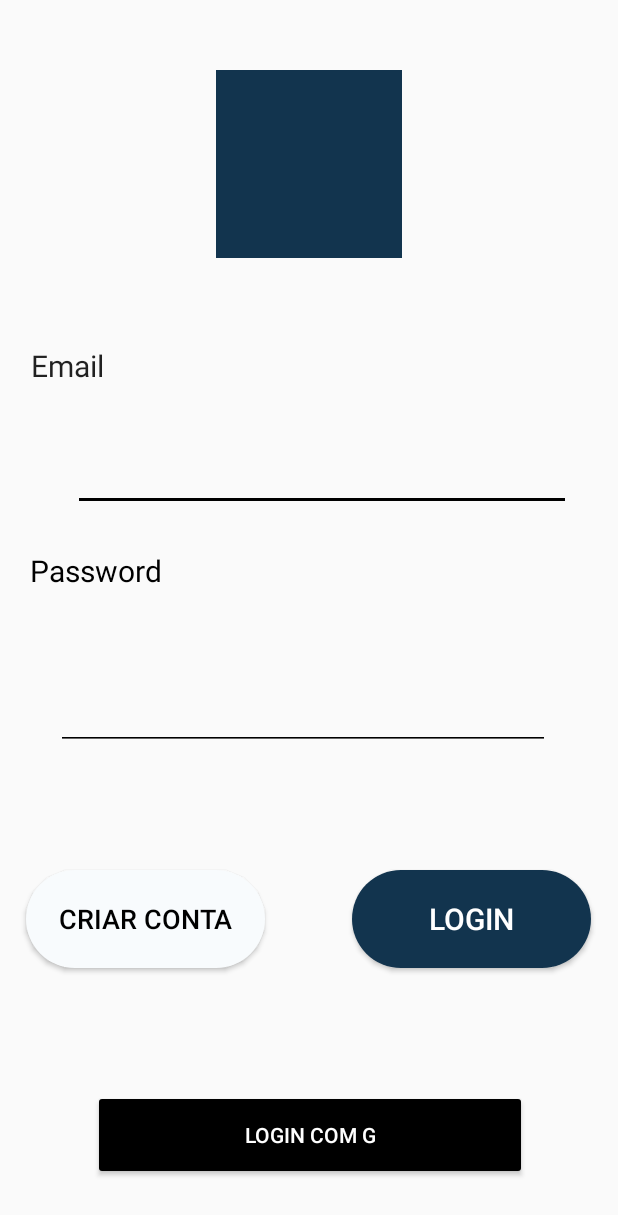
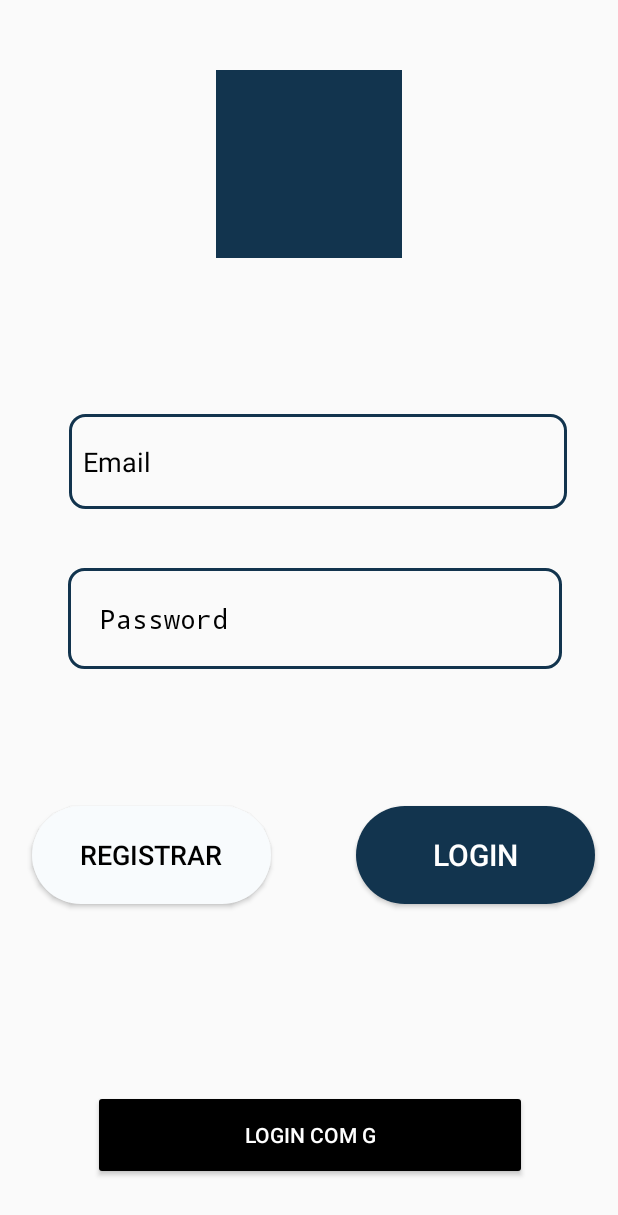
Before and after one commit to Joshua-Mosso/-WowBook-, an Android app: the screen it shows after launch (MainActivity), on a phone screen of 412 x 824 dp. Shown: the top 1215 px of the screen. Run offline under Robolectric (Android 15) with nearby library versions, the phone set to English and light mode, and no system bars; our stand-ins replace Firebase (no records; nobody signed in at launch, a user with empty details on screens opened directly).

Commit message:
Estilização de alguns componentes

```diff
--- /dev/null
+++ b/WOWBOOK/app/src/main/res/drawable/edit_text_border.xml
@@ -0,0 +1,15 @@
+<?xml version="1.0" encoding="utf-8"?>
+<shape xmlns:android="http://schemas.android.com/apk/res/android"
+
+    android:shape="rectangle">
+
+    <stroke
+        android:width="2dp"
+        android:color="@color/azul"></stroke>
+
+    <corners
+        android:radius="10dp"
+        ></corners>
+
+
+</shape>
--- a/WOWBOOK/app/src/main/res/layout/activity_main.xml
+++ b/WOWBOOK/app/src/main/res/layout/activity_main.xml
@@ -10,8 +10,9 @@
         android:id="@+id/email"
         android:layout_width="332dp"
         android:layout_height="63dp"
-        android:backgroundTint="#000000"
+        android:background="@drawable/edit_text_border"
         android:ems="10"
+        android:hint="  Email"
         android:inputType="textEmailAddress"
         android:selectAllOnFocus="true"
         android:singleLine="true"
@@ -19,60 +20,26 @@
         android:textColorHint="#000000"
         app:layout_constraintBottom_toBottomOf="parent"
         app:layout_constraintEnd_toEndOf="parent"
-        app:layout_constraintHorizontal_bias="0.607"
+        app:layout_constraintHorizontal_bias="0.571"
         app:layout_constraintStart_toStartOf="parent"
         app:layout_constraintTop_toTopOf="parent"
-        app:layout_constraintVertical_bias="0.365" />
+        app:layout_constraintVertical_bias="0.363" />
 
     <EditText
         android:id="@+id/pass"
         android:layout_width="329dp"
         android:layout_height="67dp"
-        android:backgroundTint="#000000"
+        android:background="@drawable/edit_text_border"
         android:ems="10"
+        android:hint="  Password"
         android:inputType="textPassword"
         android:textColor="#000000"
         android:textColorHint="#000000"
         app:layout_constraintBottom_toBottomOf="parent"
         app:layout_constraintEnd_toEndOf="parent"
-        app:layout_constraintHorizontal_bias="0.451"
+        app:layout_constraintHorizontal_bias="0.548"
         app:layout_constraintStart_toStartOf="parent"
-        app:layout_constraintTop_toTopOf="parent"
-        app:layout_constraintVertical_bias="0.572" />
-
-    <TextView
-        android:id="@+id/textView2"
-        android:layout_width="wrap_content"
-        android:layout_height="wrap_content"
-        android:layout_marginTop="36dp"
-        android:text="Password"
-        android:textColor="#000000"
-        android:textSize="20dp"
-        android:visibility="visible"
-        app:layout_constraintBottom_toBottomOf="parent"
-        app:layout_constraintEnd_toEndOf="parent"
-        app:layout_constraintHorizontal_bias="0.062"
-        app:layout_constraintStart_toStartOf="parent"
-        app:layout_constraintTop_toTopOf="parent"
-        app:layout_constraintVertical_bias="0.435"
-        tools:visibility="visible" />
-
-    <TextView
-        android:id="@+id/textView"
-        android:layout_width="wrap_content"
-        android:layout_height="wrap_content"
-        android:text="Email"
-        android:textAppearance="@style/TextAppearance.AppCompat.Large"
-        android:textSize="20dp"
-        android:visibility="visible"
-        app:layout_constraintBottom_toBottomOf="parent"
-        app:layout_constraintEnd_toEndOf="parent"
-        app:layout_constraintHorizontal_bias="0.056"
-        app:layout_constraintStart_toStartOf="parent"
-        app:layout_constraintTop_toTopOf="parent"
-        app:layout_constraintVertical_bias="0.289"
-        tools:text="Email"
-        tools:visibility="visible" />
+        app:layout_constraintTop_toTopOf="parent" />
 
     <Button
         android:id="@+id/login"
@@ -86,10 +53,10 @@
         android:textSize="20dp"
         app:layout_constraintBottom_toBottomOf="parent"
         app:layout_constraintEnd_toEndOf="parent"
-        app:layout_constraintHorizontal_bias="0.93"
+        app:layout_constraintHorizontal_bias="0.94"
         app:layout_constraintStart_toStartOf="parent"
         app:layout_constraintTop_toTopOf="parent"
-        app:layout_constraintVertical_bias="0.752" />
+        app:layout_constraintVertical_bias="0.693" />
 
     <Button
         android:id="@+id/login2"
@@ -99,15 +66,15 @@
         android:background="@drawable/roundbutton"
         android:backgroundTint="#F8FBFD"
         android:onClick="sendMessage"
-        android:text="Criar Conta"
+        android:text="Registrar"
         android:textColor="#000000"
         android:textSize="18dp"
         app:layout_constraintBottom_toBottomOf="parent"
         app:layout_constraintEnd_toEndOf="parent"
-        app:layout_constraintHorizontal_bias="0.069"
+        app:layout_constraintHorizontal_bias="0.084"
         app:layout_constraintStart_toStartOf="parent"
         app:layout_constraintTop_toTopOf="parent"
-        app:layout_constraintVertical_bias="0.752" />
+        app:layout_constraintVertical_bias="0.693" />
 
     <Button
         android:id="@+id/googleLogin"
```
Also changed, not shown: WOWBOOK/app/src/main/res/layout/activity_sign_up.xml (+9 -43 lines), WOWBOOK/app/src/main/res/layout/fragment_publish.xml (+33 -23 lines).
